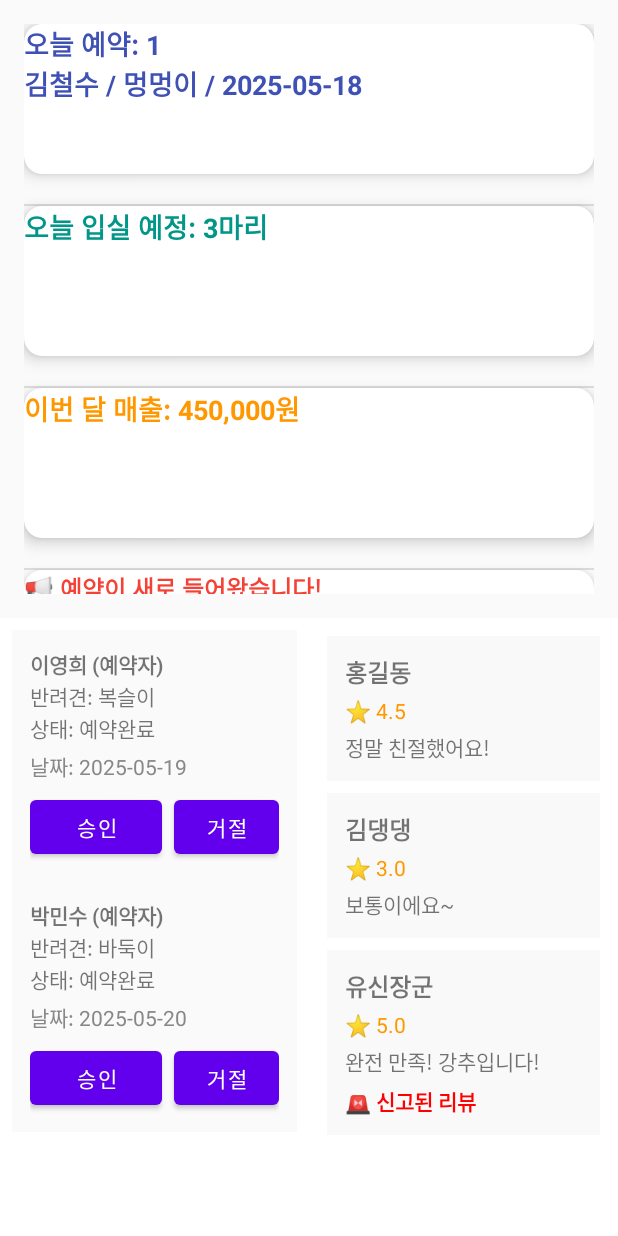
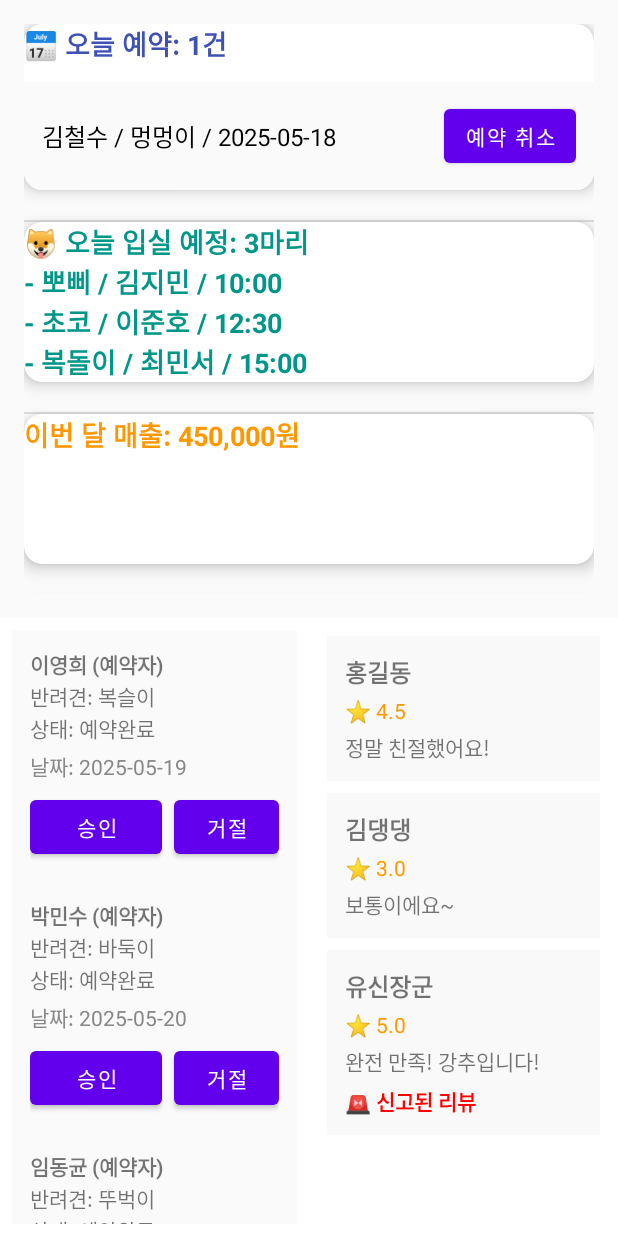
Before and after one commit to Dong-gyun-lim/doghotel-app, an Android app: the DashboardFragment screen opened directly, with no data from a screen before it, after a tap on "승인", on a phone screen of 412 x 824 dp. Run offline under Robolectric (Android 15) with nearby library versions, the light colour scheme and no system bars.

Commit message:
예약된 손님 취소가능 버튼 구현

```diff
--- a/app/src/main/java/com/example/doghotel/DashboardFragment.kt
+++ b/app/src/main/java/com/example/doghotel/DashboardFragment.kt
@@ -6,16 +6,19 @@ import android.view.View
 import android.view.ViewGroup
 import android.widget.TextView
 import androidx.fragment.app.Fragment
+import androidx.recyclerview.widget.LinearLayoutManager
+import androidx.recyclerview.widget.RecyclerView
 
 class DashboardFragment : Fragment() {
 
-    private lateinit var todayReservationText: TextView
+    private lateinit var todayReservationTitle: TextView
+    private lateinit var todayReservationRecyclerView: RecyclerView
+    private lateinit var todayReservationAdapter: TodayReservationAdapter
+    private val todayReservationList = mutableListOf<Reservation>()
+
     private lateinit var checkinText: TextView
     private lateinit var monthlyRevenueText: TextView
     private lateinit var notificationText: TextView
-
-    private var reservationCount = 0
-    private val reservationList = mutableListOf<String>()
     private val pendingNotificationList = mutableListOf<String>()
 
     override fun onCreateView(
@@ -28,55 +31,58 @@ class DashboardFragment : Fragment() {
     override fun onViewCreated(view: View, savedInstanceState: Bundle?) {
         super.onViewCreated(view, savedInstanceState)
 
-        todayReservationText = view.findViewById(R.id.todayReservationText)
+        todayReservationTitle = view.findViewById(R.id.todayReservationTitle)
+        todayReservationRecyclerView = view.findViewById(R.id.todayReservationRecyclerView)
         checkinText = view.findViewById(R.id.checkinText)
         monthlyRevenueText = view.findViewById(R.id.monthlyRevenueText)
         notificationText = view.findViewById(R.id.notificationText)
 
-        updateTodayReservationText()
+        todayReservationAdapter = TodayReservationAdapter(todayReservationList) { canceledReservation, position ->
+            todayReservationAdapter.removeItem(position)
+            updateTodayReservationTitle()
+        }
+
+        todayReservationRecyclerView.layoutManager = LinearLayoutManager(requireContext())
+        todayReservationRecyclerView.adapter = todayReservationAdapter
+
         updateNotificationText()
+        updateTodayReservationTitle()
 
-        checkinText.text = "오늘 입실 예정: 3마리"
+        val checkins = listOf(
+            "뽀삐 / 김지민 / 10:00",
+            "초코 / 이준호 / 12:30",
+            "복돌이 / 최민서 / 15:00"
+        )
+        checkinText.text = "🐶 오늘 입실 예정: ${checkins.size}마리\n" + checkins.joinToString("\n") { "- $it" }
         monthlyRevenueText.text = "이번 달 매출: 450,000원"
     }
 
     fun appendReservation(reservation: Reservation) {
-        val entry = "${reservation.guestName} / ${reservation.petName} / ${reservation.checkInDate}"
-
-        // 오늘 예약 카운트 및 리스트 추가
-        reservationCount++
-        reservationList.add(entry)
-        updateTodayReservationText()
-
-        // ❌ 알림 추가는 여기서 하지 않음
+        todayReservationList.add(reservation)
+        todayReservationAdapter.notifyItemInserted(todayReservationList.size - 1)
+        updateTodayReservationTitle()
     }
 
-    fun removeNotification(reservation: Reservation) {
-        val entry = "${reservation.guestName} / ${reservation.petName} / ${reservation.checkInDate}"
-
-        // 알림에서 제거
-        pendingNotificationList.remove(entry)
-        updateNotificationText()
-
-        // 오늘 예약 리스트 및 카운트에서도 제거
-        if (reservationList.remove(entry)) {
-            reservationCount--
-            updateTodayReservationText()
+    fun removeTodayReservation(reservation: Reservation) {
+        val index = todayReservationList.indexOfFirst { it.id == reservation.id }
+        if (index != -1) {
+            todayReservationList.removeAt(index)
+            todayReservationAdapter.notifyItemRemoved(index)
+            updateTodayReservationTitle()
         }
     }
 
     fun addNotification(reservation: Reservation) {
         if (!this::notificationText.isInitialized) return
-
         val entry = "${reservation.guestName} / ${reservation.petName} / ${reservation.checkInDate}"
         pendingNotificationList.add(entry)
         updateNotificationText()
     }
 
-    private fun updateTodayReservationText() {
-        val header = "오늘 예약: $reservationCount"
-        val body = reservationList.joinToString("\n")
-        todayReservationText.text = if (body.isEmpty()) header else "$header\n$body"
+    fun removeNotification(reservation: Reservation) {
+        val entry = "${reservation.guestName} / ${reservation.petName} / ${reservation.checkInDate}"
+        pendingNotificationList.remove(entry)
+        updateNotificationText()
     }
 
     private fun updateNotificationText() {
@@ -84,4 +90,8 @@ class DashboardFragment : Fragment() {
         val body = pendingNotificationList.joinToString("\n")
         notificationText.text = if (body.isEmpty()) header else "$header\n$body"
     }
+
+    private fun updateTodayReservationTitle() {
+        todayReservationTitle.text = "📅 오늘 예약: ${todayReservationList.size}건"
+    }
 }
--- a/app/src/main/java/com/example/doghotel/ProviderMainActivity.kt
+++ b/app/src/main/java/com/example/doghotel/ProviderMainActivity.kt
@@ -17,8 +17,9 @@ class ProviderMainActivity : AppCompatActivity() {
         val dummyList = arrayListOf(
             Reservation("1", "김철수", "멍멍이", "2025-05-18", "예약완료", "예민함 주의"),
             Reservation("2", "이영희", "복슬이", "2025-05-19", "예약완료", "크게 짖음"),
-            Reservation("3", "박민수", "바둑이", "2025-05-20", "예약완료", "약 알러지 있음")
-
+            Reservation("3", "박민수", "바둑이", "2025-05-20", "예약완료", "약 알러지 있음"),
+            Reservation("4", "임동균", "뚜벅이", "2025-05-21", "예약완료", "특이사항 없음"),
+            Reservation("5", "장재하", "개복치", "2025-05-22", "예약완료", "크게 짖음")
         )
 
         // Fragment 인스턴스 생성
--- a/app/src/main/java/com/example/doghotel/Reservation.kt
+++ b/app/src/main/java/com/example/doghotel/Reservation.kt
@@ -11,6 +11,7 @@ data class Reservation(
     val status: String,
     val notes: String
 ) : Parcelable {
+
     constructor(parcel: Parcel) : this(
         parcel.readString() ?: "",
         parcel.readString() ?: "",
@@ -31,6 +32,14 @@ data class Reservation(
 
     override fun describeContents(): Int = 0
 
+    override fun equals(other: Any?): Boolean {
+        return other is Reservation && this.id == other.id
+    }
+
+    override fun hashCode(): Int {
+        return id.hashCode()
+    }
+
     companion object CREATOR : Parcelable.Creator<Reservation> {
         override fun createFromParcel(parcel: Parcel): Reservation {
             return Reservation(parcel)
--- /dev/null
+++ b/app/src/main/java/com/example/doghotel/TodayReservationAdapter.kt
@@ -0,0 +1,42 @@
+package com.example.doghotel
+
+import android.view.LayoutInflater
+import android.view.View
+import android.view.ViewGroup
+import android.widget.Button
+import android.widget.TextView
+import androidx.recyclerview.widget.RecyclerView
+
+class TodayReservationAdapter(
+    private val reservations: MutableList<Reservation>,
+    private val onCancel: (Reservation, Int) -> Unit
+) : RecyclerView.Adapter<TodayReservationAdapter.ViewHolder>() {
+
+    inner class ViewHolder(view: View) : RecyclerView.ViewHolder(view) {
+        val reservationInfoText: TextView = view.findViewById(R.id.todayReservationText)
+        val cancelButton: Button = view.findViewById(R.id.cancelTodayReservationBtn)
+    }
+
+    override fun onCreateViewHolder(parent: ViewGroup, viewType: Int): ViewHolder {
+        val view = LayoutInflater.from(parent.context)
+            .inflate(R.layout.item_today_reservation, parent, false)
+        return ViewHolder(view)
+    }
+
+    override fun onBindViewHolder(holder: ViewHolder, position: Int) {
+        val reservation = reservations[position]
+        holder.reservationInfoText.text =
+            "${reservation.guestName} / ${reservation.petName} / ${reservation.checkInDate}"
+
+        holder.cancelButton.setOnClickListener {
+            onCancel(reservation, holder.adapterPosition)
+        }
+    }
+
+    override fun getItemCount(): Int = reservations.size
+
+    fun removeItem(position: Int) {
+        reservations.removeAt(position)
+        notifyItemRemoved(position)
+    }
+}
--- a/app/src/main/res/layout/fragment_dashboard.xml
+++ b/app/src/main/res/layout/fragment_dashboard.xml
@@ -14,28 +14,40 @@
         android:divider="?android:dividerVertical"
         android:showDividers="middle">
 
-        <!-- 공통 스타일 -->
+        <!-- ✅ 오늘 예약 영역 -->
         <androidx.cardview.widget.CardView
             android:layout_width="match_parent"
             android:layout_height="wrap_content"
             android:layout_marginBottom="20dp"
-            android:minHeight="100dp"
             app:cardCornerRadius="12dp"
             app:cardElevation="6dp"
             android:backgroundTint="#FFFFFF"
             android:padding="20dp">
 
-            <TextView
-                android:id="@+id/todayReservationText"
+            <LinearLayout
+                android:orientation="vertical"
                 android:layout_width="match_parent"
-                android:layout_height="wrap_content"
-                android:text="📅 오늘 예약: 5건"
-                android:textSize="18sp"
-                android:textStyle="bold"
-                android:textColor="#3F51B5"
-                android:gravity="center_vertical"/>
+                android:layout_height="wrap_content">
+
+                <TextView
+                    android:id="@+id/todayReservationTitle"
+                    android:layout_width="match_parent"
+                    android:layout_height="wrap_content"
+                    android:text="📅 오늘 예약: 0건"
+                    android:textSize="18sp"
+                    android:textStyle="bold"
+                    android:textColor="#3F51B5"
+                    android:layout_marginBottom="12dp" />
+
+                <androidx.recyclerview.widget.RecyclerView
+                    android:id="@+id/todayReservationRecyclerView"
+                    android:layout_width="match_parent"
+                    android:layout_height="wrap_content"
+                    android:nestedScrollingEnabled="false" />
+            </LinearLayout>
         </androidx.cardview.widget.CardView>
 
+        <!-- 입실 예정 -->
         <androidx.cardview.widget.CardView
             android:layout_width="match_parent"
             android:layout_height="wrap_content"
@@ -57,6 +69,7 @@
                 android:gravity="center_vertical"/>
         </androidx.cardview.widget.CardView>
 
+        <!-- 매출 -->
         <androidx.cardview.widget.CardView
             android:layout_width="match_parent"
             android:layout_height="wrap_content"
@@ -78,6 +91,7 @@
                 android:gravity="center_vertical"/>
         </androidx.cardview.widget.CardView>
 
+        <!-- 알림 -->
         <androidx.cardview.widget.CardView
             android:layout_width="match_parent"
             android:layout_height="wrap_content"
--- a/app/src/main/res/layout/item_reservation.xml
+++ b/app/src/main/res/layout/item_reservation.xml
@@ -53,5 +53,6 @@
             android:layout_width="wrap_content"
             android:layout_height="wrap_content"
             android:text="거절" />
+
     </LinearLayout>
 </LinearLayout>
--- /dev/null
+++ b/app/src/main/res/layout/item_today_reservation.xml
@@ -0,0 +1,28 @@
+<?xml version="1.0" encoding="utf-8"?>
+<LinearLayout xmlns:android="http://schemas.android.com/apk/res/android"
+    android:orientation="horizontal"
+    android:padding="12dp"
+    android:layout_width="match_parent"
+    android:layout_height="wrap_content"
+    android:gravity="center_vertical"
+    android:background="#FAFAFA">
+
+    <!-- ✅ 예약 정보 텍스트뷰 -->
+    <TextView
+        android:id="@+id/todayReservationText"
+        android:layout_width="0dp"
+        android:layout_height="wrap_content"
+        android:layout_weight="1"
+        android:text="김철수 / 멍멍이 / 2025-05-18"
+        android:textSize="16sp"
+        android:textColor="#000000" />
+
+    <!-- ✅ 예약 취소 버튼 -->
+    <Button
+        android:id="@+id/cancelTodayReservationBtn"
+        android:layout_width="wrap_content"
+        android:layout_height="wrap_content"
+        android:text="예약 취소"
+        android:textSize="14sp"
+        android:padding="6dp" />
+</LinearLayout>
```
